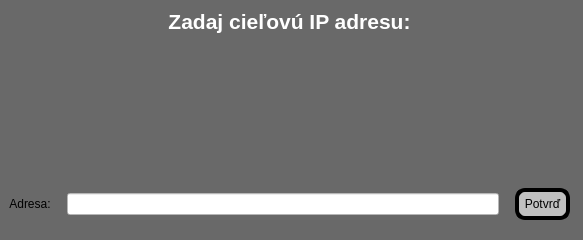
This is robotGUI/addressdialog.ui in Samwise101/robotHMI as Qt 5 draws it before an edit. The edited form follows.
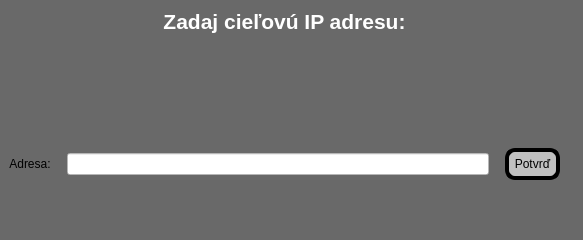
This is the edited form.

The edit to the form file:
```diff
--- a/robotGUI/addressdialog.ui
+++ b/robotGUI/addressdialog.ui
@@ -21,8 +21,8 @@
     <rect>
      <x>9</x>
      <y>9</y>
-     <width>561</width>
-     <height>221</height>
+     <width>551</width>
+     <height>181</height>
     </rect>
    </property>
    <layout class="QVBoxLayout" name="verticalLayout" stretch="0,0,5,0">
```
